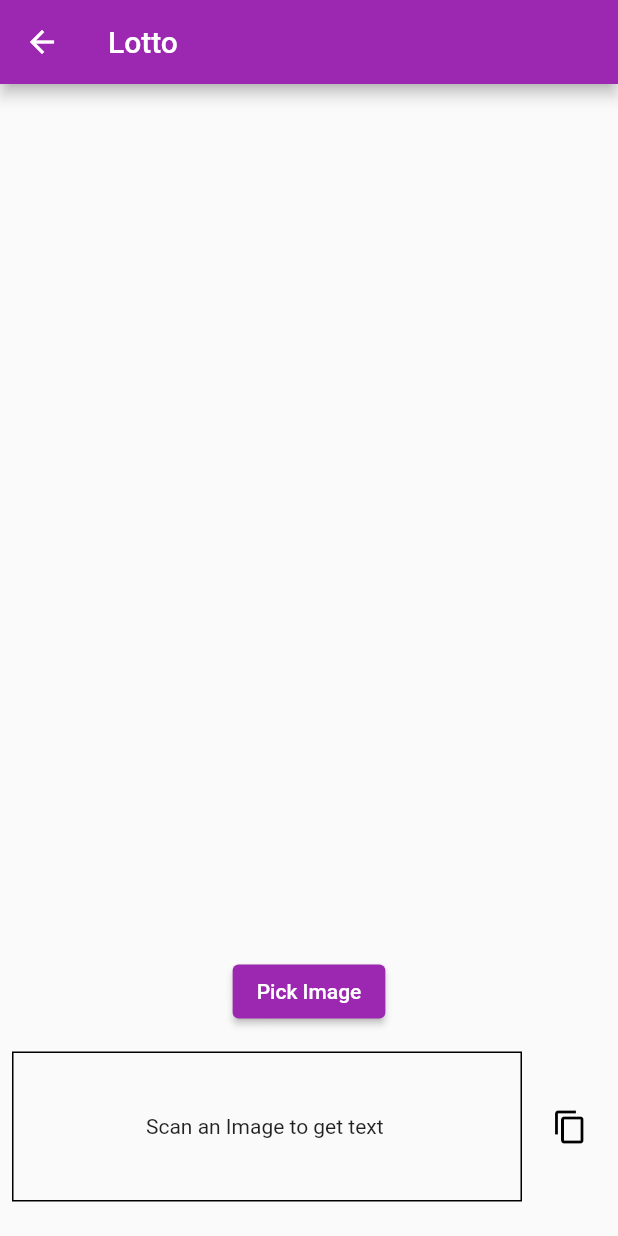
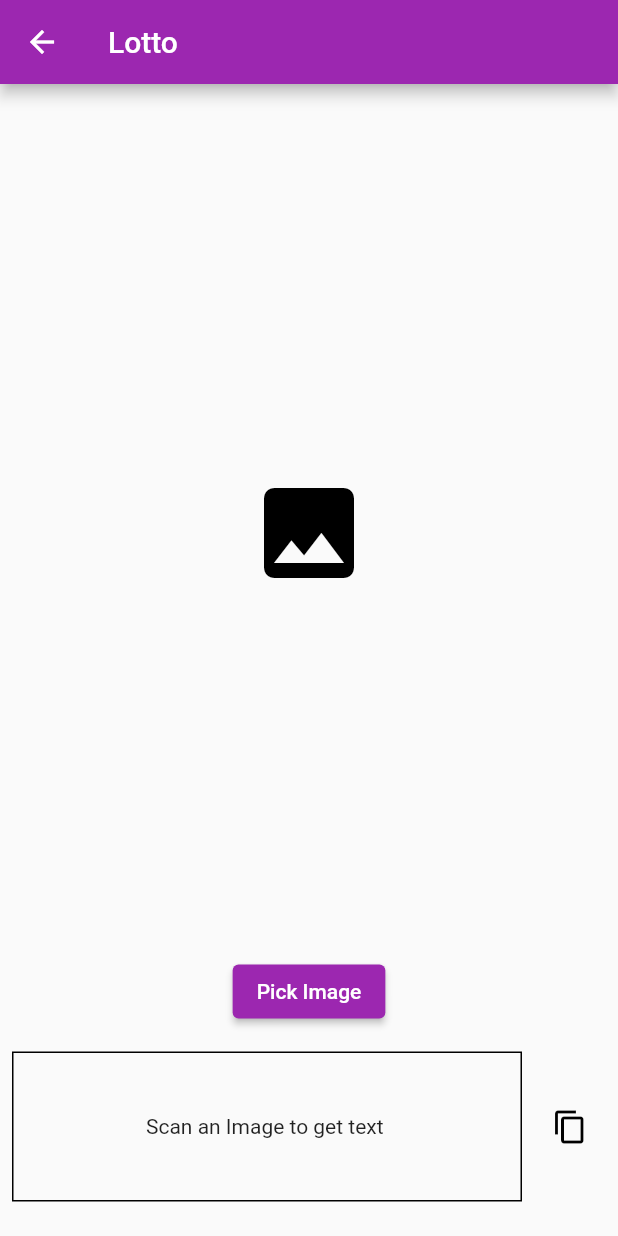
Before and after one commit to MoizChauhan/textrecognize, a Flutter app: the LotterySelection screen opened directly, after a tap on "Lotto", on a phone screen of 412 x 824 dp. Run offline on Flutter 3.47's test engine with Material 2 defaults, Android fonts, the phone set to English and light mode, and no system bars; our stand-ins replace camera, image_cropper, image_picker; missing offline and left inert: adaptive_action_sheet, clipboard, google_ml_kit.

Commit message:
null safety and google ml done

```diff
--- a/lib/main.dart
+++ b/lib/main.dart
@@ -1,4 +1,5 @@
 import 'package:camera/camera.dart';
+import 'package:firebase_ml_text_recognition/lotterySelection.dart';
 import 'package:firebase_ml_text_recognition/text_detector.dart';
 import 'package:firebase_ml_text_recognition/widget/text_recognition_widget.dart';
 import 'package:flutter/material.dart';
@@ -20,7 +21,7 @@ class MyApp extends StatelessWidget {
         debugShowCheckedModeBanner: false,
         title: title,
         theme: ThemeData(primarySwatch: Colors.purple),
-        home: TextDetectorView(),
+        home: LotterySelection(),
       );
 }
 
--- a/lib/widget/text_recognition_widget.dart
+++ b/lib/widget/text_recognition_widget.dart
@@ -25,12 +25,13 @@ class TextRecognitionWidget extends StatefulWidget {
 class _TextRecognitionWidgetState extends State<TextRecognitionWidget> {
   String text = '';
   late InputImage image;
+  File? imageFile;
 
   @override
   Widget build(BuildContext context) => Expanded(
         child: Column(
           children: [
-            Expanded(child: Container()),
+            Expanded(child: buildImage()),
             const SizedBox(height: 16),
             ControlsWidget(
               onClickedPickImage: cameraAction,
@@ -82,18 +83,15 @@ class _TextRecognitionWidgetState extends State<TextRecognitionWidget> {
     // showCupertinoModalPopup(context: context, builder: (context) => action);
   }
 
-  // Widget buildImage() => Container(
-  //       child: CameraView(
-  //     title: 'Text Detector',
-  //     customPaint: customPaint,
-  //     onImage: (inputImage) {
-  //       processImage(inputImage);
-  //     },
-  //   );,
-  //     );
+  Widget buildImage() => Container(
+        child: imageFile != null ? Image.file(imageFile!) : Icon(Icons.photo, size: 80, color: Colors.black),
+      );
 
   Future pickImage() async {
     final file = await ImagePicker().pickImage(source: ImageSource.gallery);
+    setState(() {
+      imageFile = File(file!.path);
+    });
     setImage(InputImage.fromFilePath(file!.path));
     // cropView(file);
   }
@@ -101,6 +99,10 @@ class _TextRecognitionWidgetState extends State<TextRecognitionWidget> {
   Future captureImage() async {
     final file = await ImagePicker().pickImage(source: ImageSource.camera);
     // cropView(file);
+    setState(() {
+      imageFile = File(file!.path);
+    });
+
     setImage(InputImage.fromFilePath(file!.path));
   }
 
```
Also changed, not shown: lib/api/firebase_ml_api.dart (+33 -28 lines).
